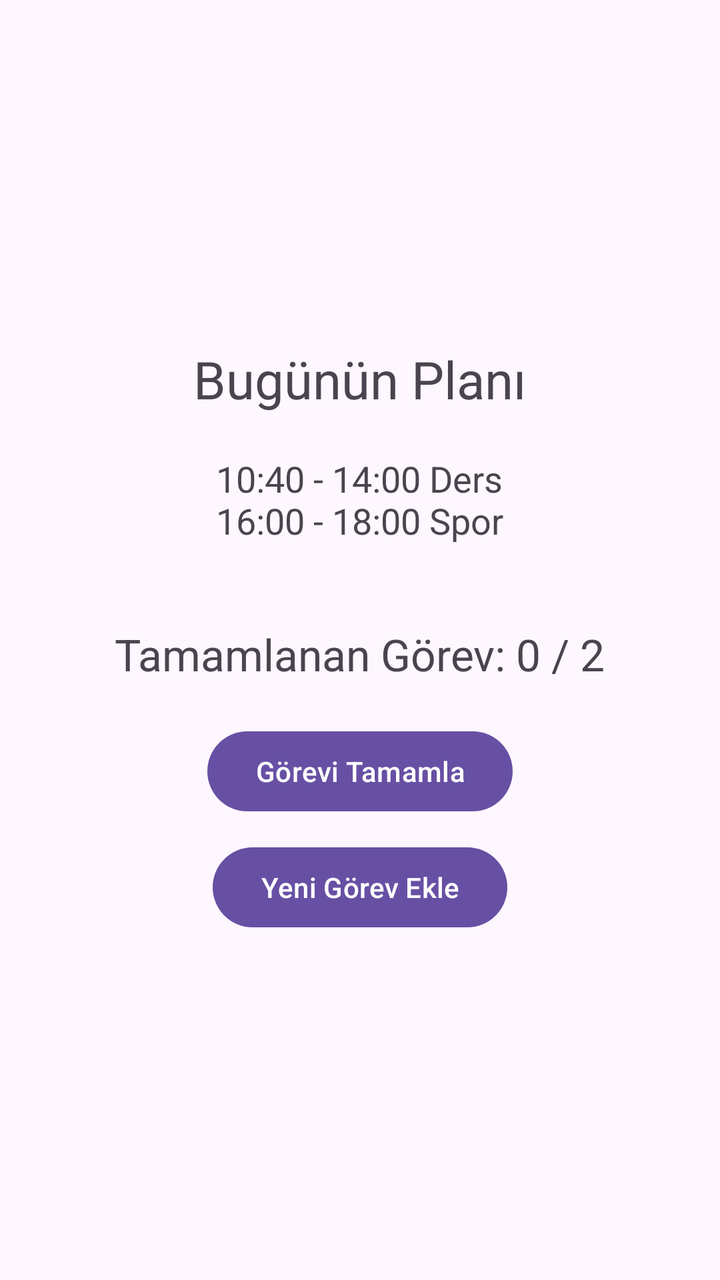
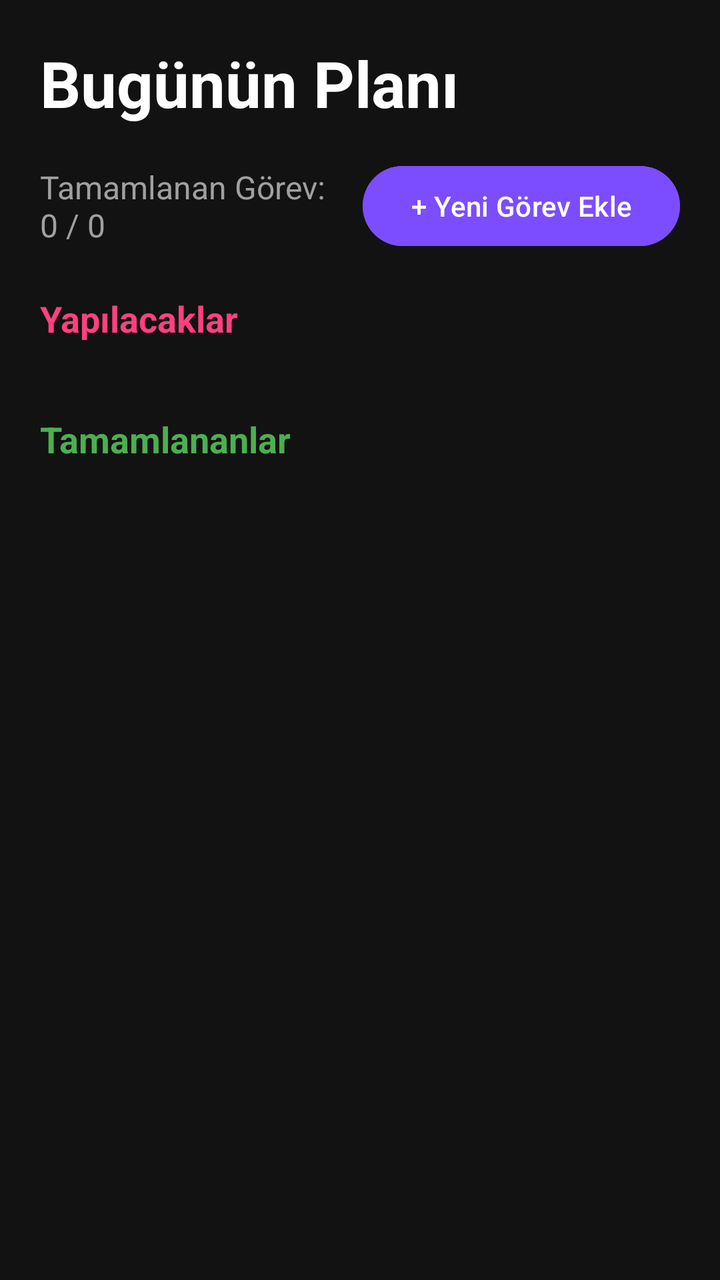

An Android layout rendered at two revisions. The XML below is the earlier revision; the diff shows what the commit changed to produce the second picture.
<!-- AndroidManifest.xml: application theme Theme.PersonalCalendar -->
<!-- res/layout/activity_main.xml -->
<LinearLayout
    xmlns:android="http://schemas.android.com/apk/res/android"
    android:layout_width="match_parent"
    android:layout_height="match_parent"
    android:orientation="vertical"
    android:gravity="center"
    android:padding="24dp">

    

    <TextView
        android:layout_width="wrap_content"
        android:layout_height="wrap_content"
        android:layout_marginBottom="20dp"
        android:text="Bugünün Planı"
        android:textSize="26sp" />

    
    <TextView
        android:id="@+id/tvPlan"
        android:layout_width="wrap_content"
        android:layout_height="wrap_content"
        android:layout_marginBottom="40dp"
        android:text="10:40 - 14:00 Ders\n16:00 - 18:00 Spor"
        android:textSize="18sp" />

    <TextView
        android:id="@+id/tvCounter"
        android:layout_width="wrap_content"
        android:layout_height="wrap_content"
        android:text="Tamamlanan Görev: 0 / 2"
        android:textSize="22sp"
        android:layout_marginBottom="20dp" />

    
    <Button
        android:id="@+id/btnTap"
        android:layout_width="wrap_content"
        android:layout_height="wrap_content"
        android:layout_marginBottom="10dp"
        android:text="Görevi Tamamla" />

    
    <Button
        android:id="@+id/btnNewTask"
        android:layout_width="wrap_content"
        android:layout_height="wrap_content"
        android:text="Yeni Görev Ekle" />

</LinearLayout>
<!-- resources referenced by this layout -->
<resources>
  <style name="Theme.PersonalCalendar" parent="Base.Theme.PersonalCalendar" />
  <style name="Base.Theme.PersonalCalendar" parent="Theme.Material3.DayNight.NoActionBar">
          
          
      </style>
</resources>

<!-- the commit's change to res/layout/activity_main.xml (unified diff, before → after) -->
@@ -1,50 +1,92 @@
-<LinearLayout
-    xmlns:android="http://schemas.android.com/apk/res/android"
+<?xml version="1.0" encoding="utf-8"?>
+<LinearLayout xmlns:android="http://schemas.android.com/apk/res/android"
     android:layout_width="match_parent"
     android:layout_height="match_parent"
     android:orientation="vertical"
-    android:gravity="center"
-    android:padding="24dp">
+    android:background="#121212"
+    android:padding="20dp">
 
     
-
     <TextView
         android:layout_width="wrap_content"
         android:layout_height="wrap_content"
-        android:layout_marginBottom="20dp"
         android:text="Bugünün Planı"
-        android:textSize="26sp" />
+        android:textColor="#FFFFFF"
+        android:textSize="32sp"
+        android:textStyle="bold"
+        android:layout_marginBottom="16dp" />
+
+    <LinearLayout
+        android:layout_width="match_parent"
+        android:layout_height="wrap_content"
+        android:orientation="horizontal"
+        android:gravity="center_vertical"
+        android:layout_marginBottom="20dp">
+
+        <TextView
+            android:id="@+id/tvCounter"
+            android:layout_width="0dp"
+            android:layout_height="wrap_content"
+            android:layout_weight="1"
+            android:text="Tamamlanan Görev: 0 / 0"
+            android:textColor="#A0A0A0"
+            android:textSize="16sp" />
+
+        <Button
+            android:id="@+id/btnNewTask"
+            android:layout_width="wrap_content"
+            android:layout_height="wrap_content"
+            android:text="+ Yeni Görev Ekle"
+            android:backgroundTint="#7C4DFF"
+            android:textColor="#FFFFFF" />
+    </LinearLayout>
 
     
-    <TextView
-        android:id="@+id/tvPlan"
-        android:layout_width="wrap_content"
-        android:layout_height="wrap_content"
-        android:layout_marginBottom="40dp"
-        android:text="10:40 - 14:00 Ders\n16:00 - 18:00 Spor"
-        android:textSize="18sp" />
+    <ScrollView
+        android:layout_width="match_parent"
+        android:layout_height="0dp"
+        android:layout_weight="1"
+        android:scrollbars="vertical"
+        android:fillViewport="true">
 
-    <TextView
-        android:id="@+id/tvCounter"
-        android:layout_width="wrap_content"
-        android:layout_height="wrap_content"
-        android:text="Tamamlanan Görev: 0 / 2"
-        android:textSize="22sp"
-        android:layout_marginBottom="20dp" />
+        <LinearLayout
+            android:layout_width="match_parent"
+            android:layout_height="wrap_content"
+            android:orientation="vertical">
 
-    
-    <Button
-        android:id="@+id/btnTap"
-        android:layout_width="wrap_content"
-        android:layout_height="wrap_content"
-        android:layout_marginBottom="10dp"
-        android:text="Görevi Tamamla" />
+            
+            <TextView
+                android:layout_width="wrap_content"
+                android:layout_height="wrap_content"
+                android:text="Yapılacaklar"
+                android:textColor="#FF4081"
+                android:textSize="18sp"
+                android:textStyle="bold"
+                android:layout_marginBottom="12dp" />
 
-    
-    <Button
-        android:id="@+id/btnNewTask"
-        android:layout_width="wrap_content"
-        android:layout_height="wrap_content"
-        android:text="Yeni Görev Ekle" />
+            <LinearLayout
+                android:id="@+id/llIncompleteTasks"
+                android:layout_width="match_parent"
+                android:layout_height="wrap_content"
+                android:orientation="vertical"
+                android:layout_marginBottom="24dp" />
 
+            
+            <TextView
+                android:layout_width="wrap_content"
+                android:layout_height="wrap_content"
+                android:text="Tamamlananlar"
+                android:textColor="#4CAF50"
+                android:textSize="18sp"
+                android:textStyle="bold"
+                android:layout_marginBottom="12dp" />
+
+            <LinearLayout
+                android:id="@+id/llCompletedTasks"
+                android:layout_width="match_parent"
+                android:layout_height="wrap_content"
+                android:orientation="vertical" />
+
+        </LinearLayout>
+    </ScrollView>
 </LinearLayout>
